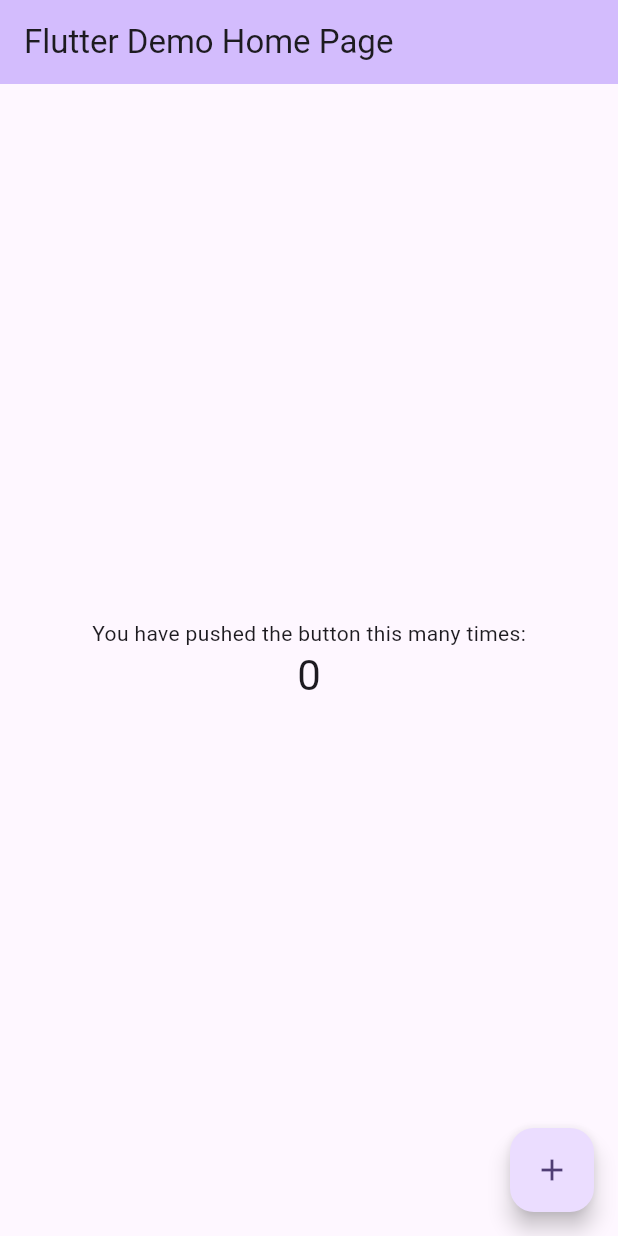
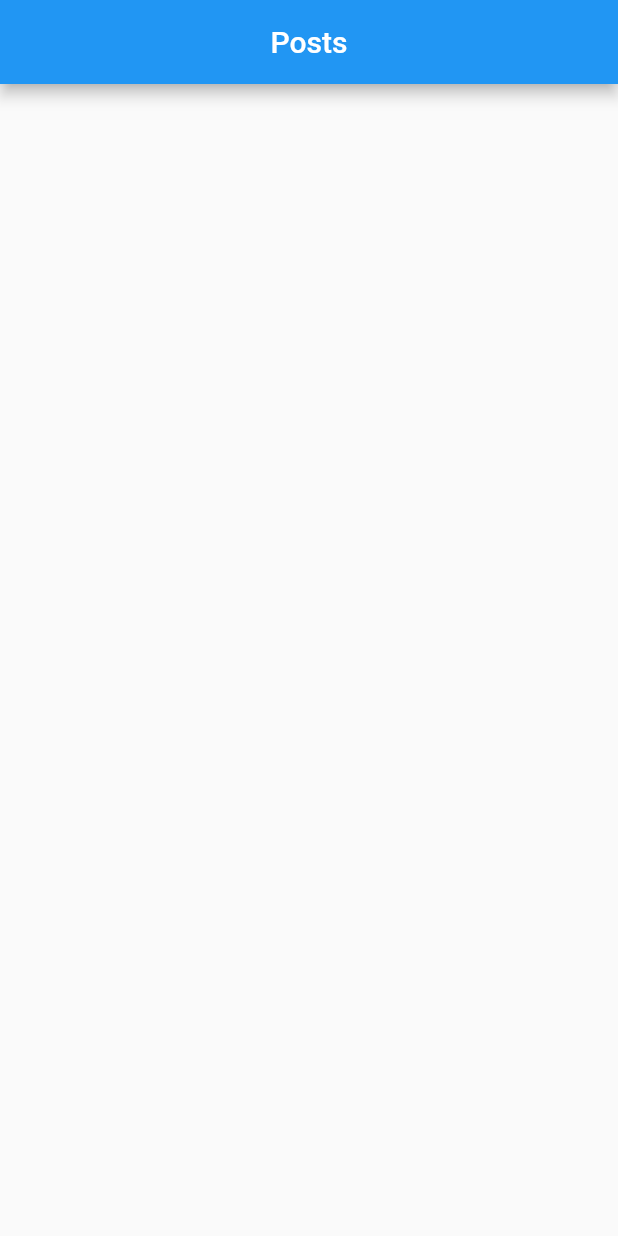
Before and after one commit to AthiraRamesh/Bloc_Example, a Flutter app: the screen it shows after launch, on a phone screen of 412 x 824 dp. Run offline on Flutter 3.47's test engine with Material 2 defaults, Android fonts, the phone set to English and light mode, and no system bars.

Commit message:
Design the post page

```diff
--- /dev/null
+++ b/lib/features/home/home_page.dart
@@ -0,0 +1,24 @@
+import 'package:flutter/material.dart';
+
+class Home extends StatefulWidget {
+  const Home({super.key});
+
+  @override
+  State<Home> createState() => _HomeState();
+}
+
+class _HomeState extends State<Home> {
+  @override
+  Widget build(BuildContext context) {
+    return Scaffold(
+      appBar: AppBar(
+        title: const Center(
+          child: Text(
+            'Posts',
+            style: TextStyle(),
+          ),
+        ),
+      ),
+    );
+  }
+}
--- /dev/null
+++ b/lib/features/posts/ui/posts_page.dart
@@ -0,0 +1,24 @@
+import 'package:flutter/material.dart';
+
+class PostPage extends StatefulWidget {
+  const PostPage({super.key});
+
+  @override
+  State<PostPage> createState() => _PostPageState();
+}
+
+class _PostPageState extends State<PostPage> {
+  @override
+  Widget build(BuildContext context) {
+    return Scaffold(
+      appBar: AppBar(
+        title: const Center(
+          child: Text(
+            'Posts',
+            style: TextStyle(),
+          ),
+        ),
+      ),
+    );
+  }
+}
--- a/lib/main.dart
+++ b/lib/main.dart
@@ -1,3 +1,4 @@
+import 'package:bloc_example/features/posts/ui/posts_page.dart';
 import 'package:flutter/material.dart';
 
 void main() {
@@ -10,116 +11,9 @@ class MyApp extends StatelessWidget {
   // This widget is the root of your application.
   @override
   Widget build(BuildContext context) {
-    return MaterialApp(
-      title: 'Flutter Demo',
-      theme: ThemeData(
-        // This is the theme of your application.
-        //
-        // TRY THIS: Try running your application with "flutter run". You'll see
-        // the application has a blue toolbar. Then, without quitting the app,
-        // try changing the seedColor in the colorScheme below to Colors.green
-        // and then invoke "hot reload" (save your changes or press the "hot
-        // reload" button in a Flutter-supported IDE, or press "r" if you used
-        // the command line to start the app).
-        //
-        // Notice that the counter didn't reset back to zero; the application
-        // state is not lost during the reload. To reset the state, use hot
-        // restart instead.
-        //
-        // This works for code too, not just values: Most code changes can be
-        // tested with just a hot reload.
-        colorScheme: ColorScheme.fromSeed(seedColor: Colors.deepPurple),
-        useMaterial3: true,
-      ),
-      home: const MyHomePage(title: 'Flutter Demo Home Page'),
+    return const MaterialApp(
+      debugShowCheckedModeBanner: false,
+      home: PostPage(),
     );
   }
 }
-
-class MyHomePage extends StatefulWidget {
-  const MyHomePage({super.key, required this.title});
-
-  // This widget is the home page of your application. It is stateful, meaning
-  // that it has a State object (defined below) that contains fields that affect
-  // how it looks.
-
-  // This class is the configuration for the state. It holds the values (in this
-  // case the title) provided by the parent (in this case the App widget) and
-  // used by the build method of the State. Fields in a Widget subclass are
-  // always marked "final".
-
-  final String title;
-
-  @override
-  State<MyHomePage> createState() => _MyHomePageState();
-}
-
-class _MyHomePageState extends State<MyHomePage> {
-  int _counter = 0;
-
-  void _incrementCounter() {
-    setState(() {
-      // This call to setState tells the Flutter framework that something has
-      // changed in this State, which causes it to rerun the build method below
-      // so that the display can reflect the updated values. If we changed
-      // _counter without calling setState(), then the build method would not be
-      // called again, and so nothing would appear to happen.
-      _counter++;
-    });
-  }
-
-  @override
-  Widget build(BuildContext context) {
-    // This method is rerun every time setState is called, for instance as done
-    // by the _incrementCounter method above.
-    //
-    // The Flutter framework has been optimized to make rerunning build methods
-    // fast, so that you can just rebuild anything that needs updating rather
-    // than having to individually change instances of widgets.
-    return Scaffold(
-      appBar: AppBar(
-        // TRY THIS: Try changing the color here to a specific color (to
-        // Colors.amber, perhaps?) and trigger a hot reload to see the AppBar
-        // change color while the other colors stay the same.
-        backgroundColor: Theme.of(context).colorScheme.inversePrimary,
-        // Here we take the value from the MyHomePage object that was created by
-        // the App.build method, and use it to set our appbar title.
-        title: Text(widget.title),
-      ),
-      body: Center(
-        // Center is a layout widget. It takes a single child and positions it
-        // in the middle of the parent.
-        child: Column(
-          // Column is also a layout widget. It takes a list of children and
-          // arranges them vertically. By default, it sizes itself to fit its
-          // children horizontally, and tries to be as tall as its parent.
-          //
-          // Column has various properties to control how it sizes itself and
-          // how it positions its children. Here we use mainAxisAlignment to
-          // center the children vertically; the main axis here is the vertical
-          // axis because Columns are vertical (the cross axis would be
-          // horizontal).
-          //
-          // TRY THIS: Invoke "debug painting" (choose the "Toggle Debug Paint"
-          // action in the IDE, or press "p" in the console), to see the
-          // wireframe for each widget.
-          mainAxisAlignment: MainAxisAlignment.center,
-          children: <Widget>[
-            const Text(
-              'You have pushed the button this many times:',
-            ),
-            Text(
-              '$_counter',
-              style: Theme.of(context).textTheme.headlineMedium,
-            ),
-          ],
-        ),
-      ),
-      floatingActionButton: FloatingActionButton(
-        onPressed: _incrementCounter,
-        tooltip: 'Increment',
-        child: const Icon(Icons.add),
-      ), // This trailing comma makes auto-formatting nicer for build methods.
-    );
-  }
-}
--- a/pubspec.yaml
+++ b/pubspec.yaml
@@ -30,6 +30,9 @@ environment:
 dependencies:
   flutter:
     sdk: flutter
+  bloc:
+  flutter_bloc:
+  http:
 
 
   # The following adds the Cupertino Icons font to your application.
```
Also changed, not shown: pubspec.lock.
